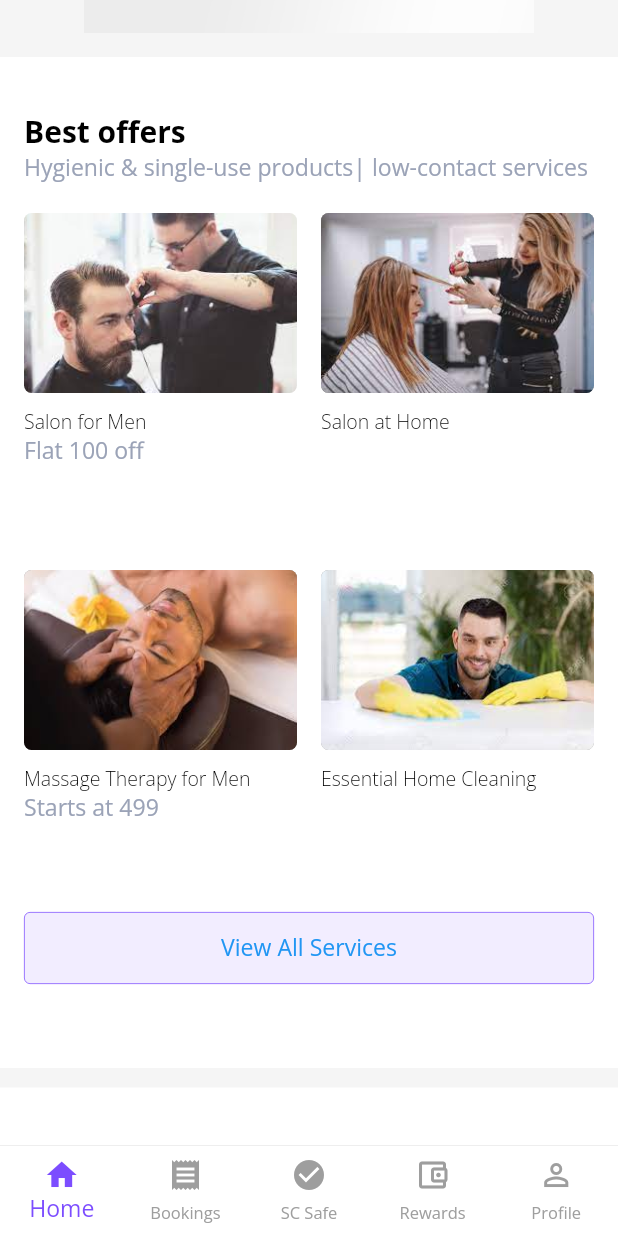
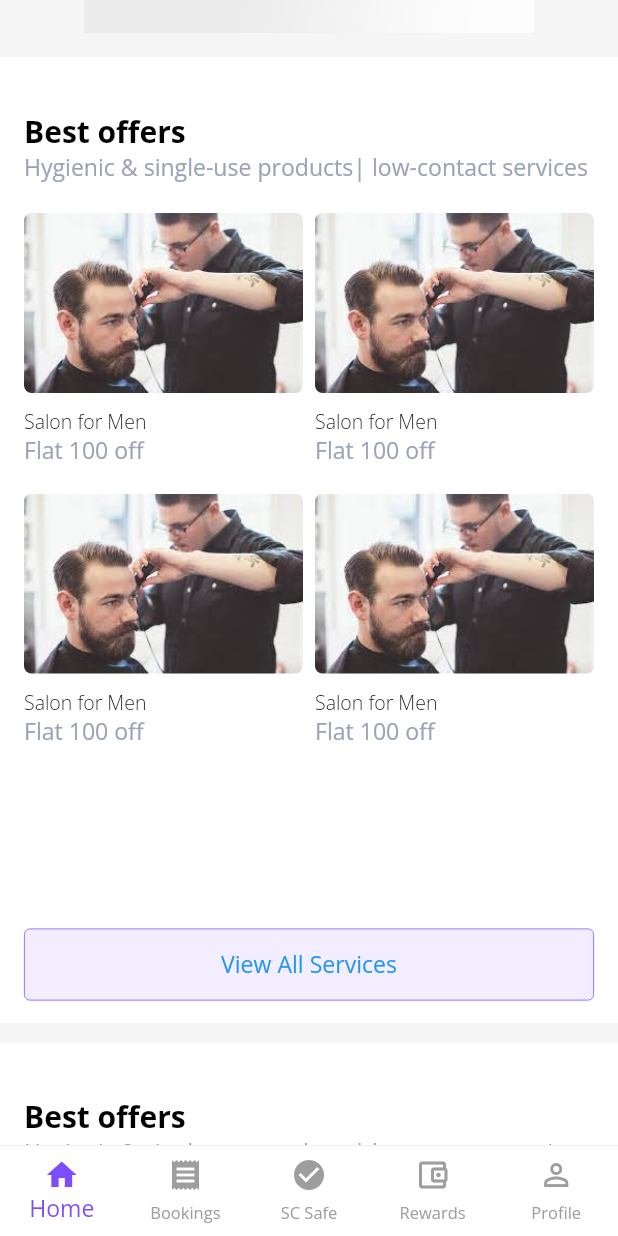
Before and after one commit to gauravsingh2708/homeEcart-new, a Flutter app: the HomeView screen opened by its route, scrolled down 576 dp, after a tap on "View All Services", on a phone screen of 412 x 824 dp. Run offline on Flutter 3.47's test engine with Material 2 defaults, Android fonts, the light colour scheme and no system bars; drawn by our look-alikes of pull_to_refresh; our stand-ins replace carousel_slider, cloud_firestore, firebase_auth, firebase_core, flutter_countdown_timer, flutter_screenutil and 4 more; missing offline and left inert: flag, simple_tooltip; accounts and stored records are empty; project files that could hold a hidden picture were left out.

Commit message:
first commit

```diff
--- a/lib/app/data/enum.dart
+++ b/lib/app/data/enum.dart
@@ -8,3 +8,8 @@ enum PageStatus {
   error,
   success,
 }
+
+enum PostType{
+  products,
+  services,
+}
--- /dev/null
+++ b/lib/app/data/network_model/post.dart
@@ -0,0 +1,22 @@
+import 'package:homeecart/app/utils/string_constant.dart';
+
+class ProductPost{
+  ProductPost({this.id,this.title,this.subTitle,this.type,this.productList,this.hide});
+
+  ProductPost.fromJson(Map<String, dynamic> data){
+    id = data[AppConstants.id] as int;
+    title = data[AppConstants.title] as String;
+    subTitle = data[AppConstants.subTitle] as String;
+    productList = data[AppConstants.productList] as List<int>;
+    type = data[AppConstants.type] as String;
+    hide = data[AppConstants.hide] as bool;
+  }
+
+  int id;
+  String title;
+  String subTitle;
+  String type;
+  bool hide;
+  List<int> productList;
+
+}
--- a/lib/app/data/network_model/product.dart
+++ b/lib/app/data/network_model/product.dart
@@ -22,7 +22,7 @@ class Product {
     price = data['Price'] as double;
     discountPrice = data['DiscountPrice'] as double;
     name = data['Name'] as String;
-    imageUrl = data['ImageUrl'] as String;
+    imageUrl = data['imageUrl'] as String;
     marketName = data['MarketName'] as String;
     purchasePrice = data['PurchasedPrice'] as double;
     categoryName = data['CategoryName'] as String;
--- /dev/null
+++ b/lib/app/global_widgets/post.dart
@@ -0,0 +1,110 @@
+import 'package:flutter/material.dart';
+import 'package:homeecart/app/data/network_model/product.dart';
+import 'package:homeecart/app/theme/theme.dart';
+
+class ProductPost extends StatelessWidget {
+
+  ProductPost({this.productList});
+  final List<Product> productList;
+  @override
+  Widget build(BuildContext context) => Container(
+    height: Dimens.screenHeight - 180,
+    width: Dimens.screenWidth,
+    margin: const EdgeInsets.only(bottom: 13),
+    color: Colors.white,
+    child: Padding(
+      padding: const EdgeInsets.all(16.0),
+      child: Column(
+        mainAxisAlignment: MainAxisAlignment.start,
+        crossAxisAlignment: CrossAxisAlignment.start,
+        children: [
+          const SizedBox(
+            height: 20,
+          ),
+          Text(
+            'Best offers',
+            style: Styles.blackBold18.copyWith(fontSize: 20),
+          ),
+          Text(
+            'Hygienic & single-use products| low-contact services',
+            style: Styles.grey14,
+          ),
+          const SizedBox(
+            height: 20,
+          ),
+          Container(
+            height: Dimens.screenHeight - 360,
+            width: Dimens.screenWidth,
+            margin: const EdgeInsets.only(bottom: 13),
+            color: Colors.white,
+            child: GridView.count(
+              physics: const NeverScrollableScrollPhysics(),
+                crossAxisCount: 2,
+                crossAxisSpacing: 8,
+                childAspectRatio: 1,
+                mainAxisSpacing: 1,
+                // mainAxisSpacing: 0.5,
+                children: List.generate(4, (index)=> SizedBox(
+                  height: (Dimens.screenHeight - 200) / 3 + 10,
+                  width: (Dimens.screenWidth) / 2 - 24,
+                  child: Column(
+                    mainAxisAlignment: MainAxisAlignment.start,
+                    crossAxisAlignment: CrossAxisAlignment.start,
+                    children: [
+                      Container(
+                        height: 120,
+                        width: double.infinity,
+                        decoration: BoxDecoration(
+                            borderRadius: BorderRadius.circular(5),
+                            image: const DecorationImage(
+                              image: AssetImage(
+                                  'assets/img/bestOffers1.png'),
+                              fit: BoxFit.cover,
+                              // colorFilter: ColorFilter.mode(Colors.black26, BlendMode.darken)
+                            )),
+                      ),
+                      const SizedBox(
+                        height: 10,
+                      ),
+                      Text(
+                        'Salon for Men',
+                        style: Styles.blackBold15.copyWith(
+                            fontWeight: FontWeight.w300,
+                            fontSize: 13),
+                      ),
+                      Text(
+                        'Flat 100 off',
+                        style: Styles.grey14,
+                      )
+                    ],
+                  ),
+                ),)
+            ),
+          ),
+          InkWell(
+            onTap: () {},
+            hoverColor: Colors.grey,
+            child: Container(
+              height: 48,
+              width: Dimens.screenWidth,
+              decoration: BoxDecoration(
+                  borderRadius: BorderRadius.circular(4),
+                  border: Border.all(
+                      width: 0.5,
+                      color: ColorsValue.primaryColor),
+                  color:
+                  ColorsValue.primaryColor.withOpacity(0.1)),
+              child: Center(
+                child: Text(
+                  'View All Services',
+                  style:
+                  Styles.grey14.copyWith(color: Colors.blue),
+                ),
+              ),
+            ),
+          )
+        ],
+      ),
+    ),
+  );
+}
--- a/lib/app/modules/category/controller/category_controller.dart
+++ b/lib/app/modules/category/controller/category_controller.dart
@@ -2,6 +2,7 @@ import 'package:cloud_firestore/cloud_firestore.dart';
 import 'package:get/get.dart';
 import 'package:homeecart/app/data/firebase_collection.dart';
 import 'package:homeecart/app/data/network_model/product.dart';
+import 'package:homeecart/app/utils/utility.dart';
 
 class CategoryController extends GetxController{
   String title = '';
@@ -24,6 +25,7 @@ class CategoryController extends GetxController{
     productList = [];
     await FirebaseCollections.product.where('CategoryId',isEqualTo: Get.arguments['id'],).get().then((QuerySnapshot querySnapshot) {
       for(var i in querySnapshot.docs){
+        Utility.printILog('${i.data()}');
         productList.add(Product.fromJson(i.data()));
       }
     }).whenComplete(update);
--- a/lib/app/modules/home/controller/home_controller.dart
+++ b/lib/app/modules/home/controller/home_controller.dart
@@ -57,6 +57,7 @@ class HomeController extends GetxController {
   }
 
 
+
   @override
   void onInit() {
     scrollController = ScrollController()..addListener(_scrollListener);
--- a/lib/app/modules/home/view/page/home.dart
+++ b/lib/app/modules/home/view/page/home.dart
@@ -1,6 +1,7 @@
 import 'package:flutter/material.dart';
 import 'package:get/get.dart';
 import 'package:homeecart/app/global_widgets/loading_widget.dart';
+import 'package:homeecart/app/global_widgets/post.dart';
 import 'package:homeecart/app/modules/home/view/local_widget/category_grid_view.dart';
 import 'package:homeecart/app/modules/home/view/local_widget/poster.dart';
 import 'package:homeecart/app/modules/home/view/local_widget/search_and_location.dart';
@@ -73,6 +74,7 @@ class Home extends StatelessWidget {
                 _controller.bannerModel.imageUrl == null
                     ?loadingWidget(height: 200, width: Dimens.screenWidth,padding:const EdgeInsets.symmetric(vertical: 16), )
                     :Poster(imageUrl: _controller.bannerModel.imageUrl,),
+                ProductPost(),
                 Container(
                   height: Dimens.screenHeight - 150,
                   width: Dimens.screenWidth,
--- a/lib/app/utils/string_constant.dart
+++ b/lib/app/utils/string_constant.dart
@@ -3,4 +3,12 @@ abstract class AppConstants{
   static const product = 'product';
   static const slider = 'slider';
   static const banner = 'banner';
+
+
+  static const id = 'id';
+  static const title = 'title';
+  static const subTitle = 'subtitle';
+  static const hide = 'hide';
+  static const type = 'type';
+  static const productList = 'productList';
 }
```
Also changed, not shown: lib/app/global_widgets/price.dart (added, +20 -0 lines), lib/app/global_widgets/product_card.dart (+49 -10 lines), lib/app/modules/category/view/local_widget/product_grid_view.dart (+6 -9 lines).
